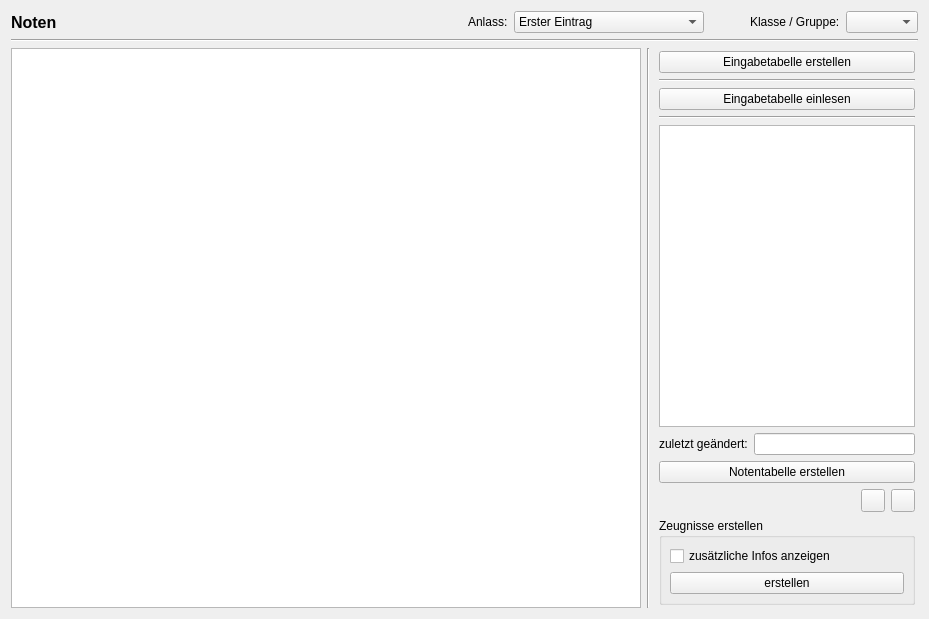
Before: the Qt Designer form WZ/program-data/ui/grades.ui in gradgrind/WZS, drawn with Qt 5.
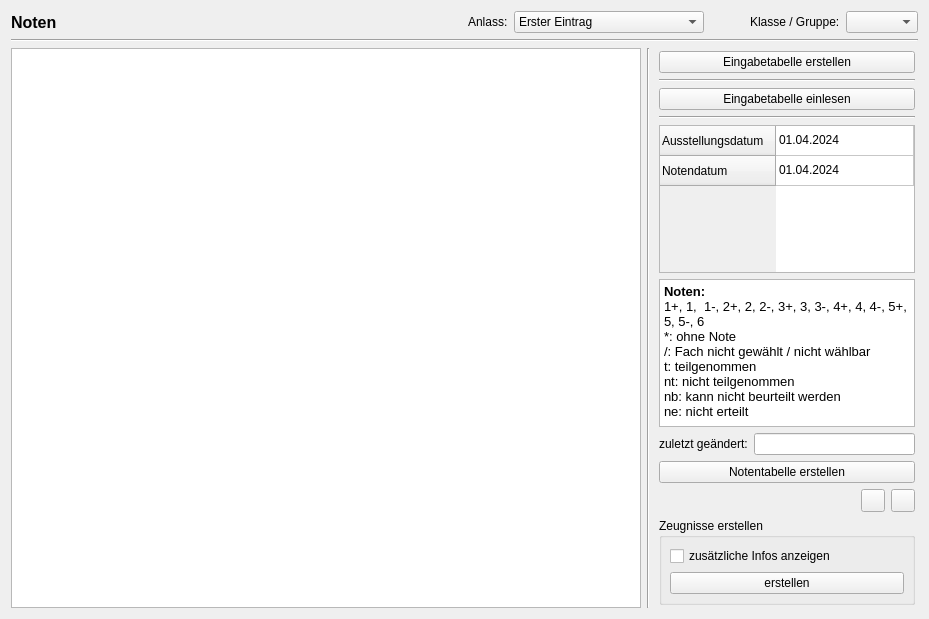
After: the same form once the commit is applied. Icons and pictures are not drawn.

Commit message: Work on grades manager. Now sharing delegate class and without Qt model/view classes.

Patch:
```diff
--- a/WZ/program-data/ui/grades.ui
+++ b/WZ/program-data/ui/grades.ui
@@ -216,10 +216,7 @@
          </widget>
         </item>
         <item>
-         <widget class="QTableView" name="date_table">
-          <property name="selectionMode">
-           <enum>QAbstractItemView::NoSelection</enum>
-          </property>
+         <widget class="QTableWidget" name="date_table">
           <attribute name="horizontalHeaderVisible">
            <bool>false</bool>
           </attribute>
@@ -232,9 +229,52 @@
           <attribute name="horizontalHeaderStretchLastSection">
            <bool>true</bool>
           </attribute>
-          <attribute name="verticalHeaderCascadingSectionResizes">
-           <bool>true</bool>
-          </attribute>
+          <row>
+           <property name="text">
+            <string>Ausstellungsdatum</string>
+           </property>
+          </row>
+          <row>
+           <property name="text">
+            <string>Notendatum</string>
+           </property>
+          </row>
+          <column>
+           <property name="text">
+            <string>date</string>
+           </property>
+          </column>
+          <item row="0" column="0">
+           <property name="text">
+            <string>01.04.2024</string>
+           </property>
+          </item>
+          <item row="1" column="0">
+           <property name="text">
+            <string>01.04.2024</string>
+           </property>
+          </item>
+         </widget>
+        </item>
+        <item>
+         <widget class="QTextEdit" name="grade_list">
+          <property name="html">
+           <string>&lt;!DOCTYPE HTML PUBLIC &quot;-//W3C//DTD HTML 4.0//EN&quot; &quot;http://www.w3.org/TR/REC-html40/strict.dtd&quot;&gt;
+&lt;html&gt;&lt;head&gt;&lt;meta name=&quot;qrichtext&quot; content=&quot;1&quot; /&gt;&lt;meta charset=&quot;utf-8&quot; /&gt;&lt;style type=&quot;text/css&quot;&gt;
+p, li { white-space: pre-wrap; }
+hr { height: 1px; border-width: 0; }
+li.unchecked::marker { content: &quot;\2610&quot;; }
+li.checked::marker { content: &quot;\2612&quot;; }
+&lt;/style&gt;&lt;/head&gt;&lt;body style=&quot; font-family:'Ubuntu'; font-size:10pt; font-weight:400; font-style:normal;&quot;&gt;
+&lt;p style=&quot; margin-top:0px; margin-bottom:0px; margin-left:0px; margin-right:0px; -qt-block-indent:0; text-indent:0px;&quot;&gt;&lt;span style=&quot; font-weight:700;&quot;&gt;Noten:&lt;/span&gt;&lt;/p&gt;
+&lt;p style=&quot; margin-top:0px; margin-bottom:0px; margin-left:0px; margin-right:0px; -qt-block-indent:0; text-indent:0px;&quot;&gt;1+, 1,  1-, 2+, 2, 2-, 3+, 3, 3-, 4+, 4, 4-, 5+, 5, 5-, 6&lt;/p&gt;
+&lt;p style=&quot; margin-top:0px; margin-bottom:0px; margin-left:0px; margin-right:0px; -qt-block-indent:0; text-indent:0px;&quot;&gt;*: ohne Note&lt;/p&gt;
+&lt;p style=&quot; margin-top:0px; margin-bottom:0px; margin-left:0px; margin-right:0px; -qt-block-indent:0; text-indent:0px;&quot;&gt;/: Fach nicht gewählt / nicht wählbar&lt;/p&gt;
+&lt;p style=&quot; margin-top:0px; margin-bottom:0px; margin-left:0px; margin-right:0px; -qt-block-indent:0; text-indent:0px;&quot;&gt;t: teilgenommen&lt;/p&gt;
+&lt;p style=&quot; margin-top:0px; margin-bottom:0px; margin-left:0px; margin-right:0px; -qt-block-indent:0; text-indent:0px;&quot;&gt;nt: nicht teilgenommen&lt;/p&gt;
+&lt;p style=&quot; margin-top:0px; margin-bottom:0px; margin-left:0px; margin-right:0px; -qt-block-indent:0; text-indent:0px;&quot;&gt;nb: kann nicht beurteilt werden&lt;/p&gt;
+&lt;p style=&quot; margin-top:0px; margin-bottom:0px; margin-left:0px; margin-right:0px; -qt-block-indent:0; text-indent:0px;&quot;&gt;ne: nicht erteilt&lt;/p&gt;&lt;/body&gt;&lt;/html&gt;</string>
+          </property>
          </widget>
         </item>
         <item>
```
The commit also changes 5 other files.
